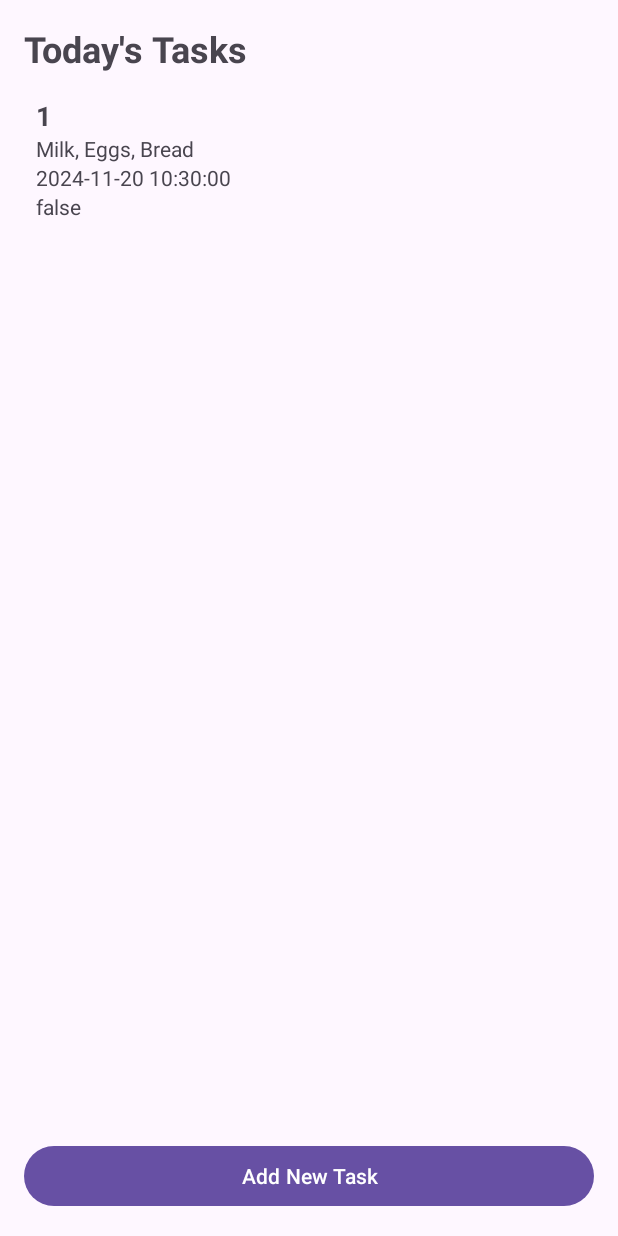
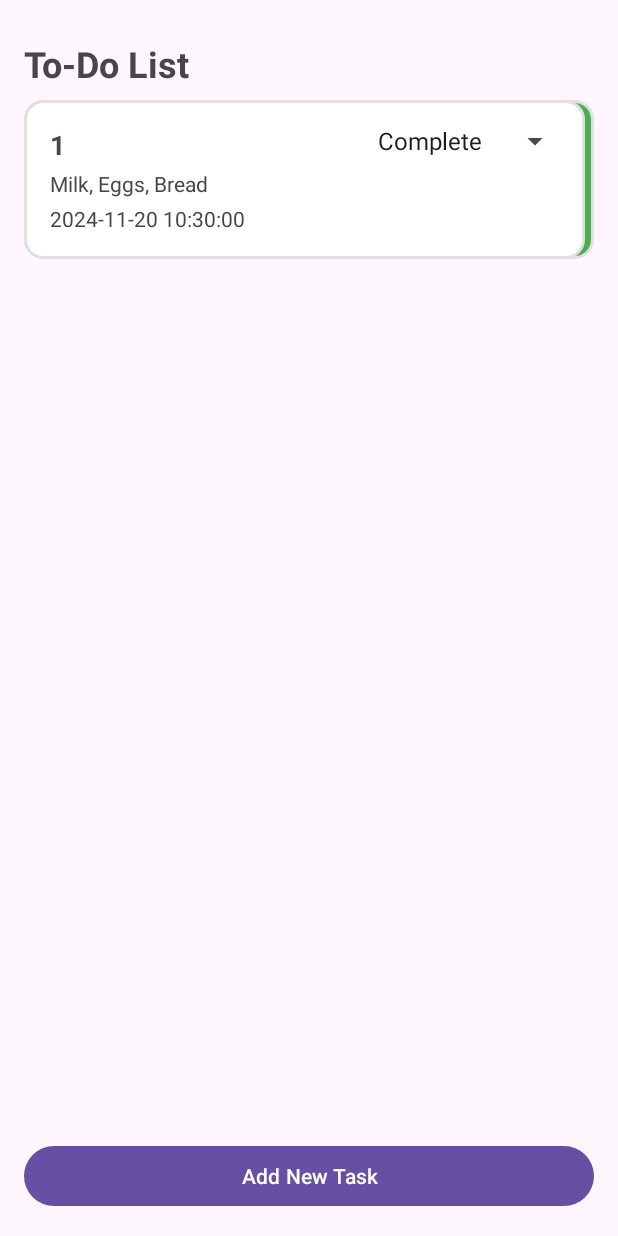
Before and after one commit to MySavEv/TodoList_Project_Group, an Android app: the screen it shows after launch (MainActivity), on a phone screen of 412 x 824 dp. Run offline under Robolectric (Android 15) with nearby library versions, the phone set to English and light mode, and no system bars.

Commit message:
alot of change

```diff
--- a/app/src/main/java/com/example/todolist_project_group/MainActivity.java
+++ b/app/src/main/java/com/example/todolist_project_group/MainActivity.java
@@ -6,12 +6,15 @@ import android.view.View;
 import android.widget.Button;
 
 import androidx.activity.EdgeToEdge;
+import androidx.annotation.NonNull;
 import androidx.annotation.Nullable;
+import androidx.appcompat.app.AlertDialog;
 import androidx.appcompat.app.AppCompatActivity;
 import androidx.core.graphics.Insets;
 import androidx.core.view.ViewCompat;
 import androidx.core.view.WindowInsetsCompat;
 
+import androidx.recyclerview.widget.ItemTouchHelper;
 import androidx.recyclerview.widget.LinearLayoutManager;
 import androidx.recyclerview.widget.RecyclerView;
 
@@ -40,7 +43,6 @@ public class MainActivity extends AppCompatActivity {
 
         taskList = new ArrayList<>();
         taskAdapter = new TaskAdapter(taskList);
-
         recyclerViewTasks.setAdapter(taskAdapter);
 
         // Sample data
@@ -58,6 +60,34 @@ public class MainActivity extends AppCompatActivity {
                 startActivity(intent);
             }
         });
+
+        ItemTouchHelper.SimpleCallback itemTouchHelperCallback = new ItemTouchHelper.SimpleCallback(0, ItemTouchHelper.LEFT) {
+            @Override
+            public boolean onMove(@NonNull RecyclerView recyclerView, @NonNull RecyclerView.ViewHolder viewHolder, @NonNull RecyclerView.ViewHolder target) {
+                return false; // No movement allowed
+            }
+
+            @Override
+            public void onSwiped(@NonNull RecyclerView.ViewHolder viewHolder, int direction) {
+                int position = viewHolder.getAdapterPosition();
+
+                //Alert ask use for delete task
+                new AlertDialog.Builder(MainActivity.this)
+                        .setMessage("Are you sure you want to delete this task?")
+                        .setPositiveButton("Yes", (dialog, which) -> {
+                            // Proceed with deletion
+                            taskAdapter.removeItem(position);
+                        })
+                        .setNegativeButton("No", (dialog, which) -> {
+                            // Undo the swipe (reverting the swipe action)
+                            taskAdapter.notifyItemChanged(position);
+                        })
+                        .show();
+            }
+        };
+
+        ItemTouchHelper itemTouchHelper = new ItemTouchHelper(itemTouchHelperCallback);
+        itemTouchHelper.attachToRecyclerView(recyclerViewTasks);
     }
 
     @Override
@@ -69,7 +99,7 @@ public class MainActivity extends AppCompatActivity {
             String description = data.getStringExtra("TASK_DESCRIPTION");
 
             // Add the new task to the list and update the adapter
-            taskList.add(new Task(title, description,new Date(),false));
+            taskList.add(new Task(title, description,new Date(),0));
             taskAdapter.notifyDataSetChanged();
         }
     }
--- a/app/src/main/java/com/example/todolist_project_group/Task.java
+++ b/app/src/main/java/com/example/todolist_project_group/Task.java
@@ -13,16 +13,16 @@ public class Task {
     private String title;
     private String description;
     private String date;
-    private boolean status;
+    private int status;
 
-    public Task(String title, String description, Date date, boolean status) {
+    public Task(String title, String description, Date date, int status) {
         this.title = title;
         this.description = description;
         this.date = dateFormat.format(date);
         this.status = status;
     }
 
-    public Task(String title, String description, String date, boolean status) {
+    public Task(String title, String description, String date, int status) {
         this.title = title;
         this.description = description;
         this.date = date;
@@ -41,7 +41,7 @@ public class Task {
         return date;
     }
 
-    public boolean isStatus() {
+    public int getStatus() {
         return status;
     }
 }
--- a/app/src/main/java/com/example/todolist_project_group/TaskAdapter.java
+++ b/app/src/main/java/com/example/todolist_project_group/TaskAdapter.java
@@ -1,8 +1,11 @@
 package com.example.todolist_project_group;// TaskAdapter.java
 
+import android.content.Context;
 import android.view.LayoutInflater;
 import android.view.View;
 import android.view.ViewGroup;
+import android.widget.ArrayAdapter;
+import android.widget.Spinner;
 import android.widget.TextView;
 import androidx.annotation.NonNull;
 import androidx.recyclerview.widget.RecyclerView;
@@ -27,10 +30,33 @@ public class TaskAdapter extends RecyclerView.Adapter<TaskAdapter.TaskViewHolder
     @Override
     public void onBindViewHolder(@NonNull TaskViewHolder holder, int position) {
         Task task = tasks.get(position);
+
+        ArrayAdapter<CharSequence> adapter = ArrayAdapter.createFromResource(
+                holder.itemView.getContext(),
+                R.array.planets_array,
+                android.R.layout.simple_spinner_item
+        );
+
+        adapter.setDropDownViewResource(android.R.layout.simple_spinner_dropdown_item);
+
+
         holder.titleTextView.setText(task.getTitle());
         holder.descriptionTextView.setText(task.getDescription());
         holder.textDate.setText(task.getDate());
-        holder.textStatus.setText(String.valueOf(task.isStatus()));
+        holder.textStatus.setAdapter(adapter);
+
+        switch (task.getStatus()){
+            case 0:
+                holder.textStatus.setSelection(0);
+                holder.itemView.setBackgroundResource(R.drawable.notyet_background);
+            case 1:
+                holder.textStatus.setSelection(1);
+                holder.itemView.setBackgroundResource(R.drawable.inprocess_background);
+            case 2:
+                holder.textStatus.setSelection(2);
+                holder.itemView.setBackgroundResource(R.drawable.complete_background);
+        }
+
     }
 
     @Override
@@ -38,11 +64,16 @@ public class TaskAdapter extends RecyclerView.Adapter<TaskAdapter.TaskViewHolder
         return tasks.size();
     }
 
+    public void removeItem(int position) {
+        tasks.remove(position);
+        notifyItemRemoved(position);
+    }
+
     static class TaskViewHolder extends RecyclerView.ViewHolder {
         TextView titleTextView;
         TextView descriptionTextView;
         TextView textDate;
-        TextView textStatus;
+        Spinner textStatus;
 
 
         TaskViewHolder(View view) {
@@ -50,7 +81,8 @@ public class TaskAdapter extends RecyclerView.Adapter<TaskAdapter.TaskViewHolder
             titleTextView = view.findViewById(R.id.textTaskTitle);
             descriptionTextView = view.findViewById(R.id.textTaskDescription);
             textDate = view.findViewById(R.id.textDate);
-            textStatus = view.findViewById(R.id.textStatus);
+            textStatus = (Spinner)view.findViewById(R.id.textStatus);
+
         }
     }
 }
--- a/app/src/main/java/com/example/todolist_project_group/TaskRepository.java
+++ b/app/src/main/java/com/example/todolist_project_group/TaskRepository.java
@@ -42,7 +42,7 @@ public class TaskRepository {
 
         if (cursor.moveToFirst()) {
             do {
-                Task t = new Task(cursor.getString(1),cursor.getString(2),cursor.getString(3),Boolean.parseBoolean(cursor.getString(4)));
+                Task t = new Task(cursor.getString(1),cursor.getString(2),cursor.getString(3),cursor.getInt(4));
                 tasks.add(t); // เพิ่ม title ลง List
 
             } while (cursor.moveToNext());
--- /dev/null
+++ b/app/src/main/res/drawable/complete_background.xml
@@ -0,0 +1,24 @@
+<?xml version="1.0" encoding="utf-8"?>
+<layer-list xmlns:android="http://schemas.android.com/apk/res/android">
+    <item>
+        <shape>
+            <solid android:color="@color/complete" />
+            <corners android:radius="12dp" />
+            <stroke android:width="2dp" android:color="#E0E0E0" />
+
+
+        </shape>
+    </item>
+    <item
+        android:right="6dp"
+        >
+        <shape android:shape="rectangle">
+            <solid android:color="#FFFFFF"/>
+            <corners android:radius="12dp" />
+            <stroke
+                android:width="2dp"
+                android:color="#E0E0E0" />
+        </shape>
+
+    </item>
+</layer-list>
--- /dev/null
+++ b/app/src/main/res/drawable/inprocess_background.xml
@@ -0,0 +1,24 @@
+<?xml version="1.0" encoding="utf-8"?>
+<layer-list xmlns:android="http://schemas.android.com/apk/res/android">
+    <item>
+        <shape >
+            <solid android:color="@color/inprocess" />
+            <corners android:radius="12dp" />
+            <stroke android:width="2dp" android:color="#E0E0E0" />
+
+
+        </shape>
+    </item>
+    <item
+        android:right="6dp"
+        >
+        <shape android:shape="rectangle">
+            <solid android:color="#FFFFFF"/>
+            <corners android:radius="12dp" />
+            <stroke
+                android:width="2dp"
+                android:color="#E0E0E0" />
+        </shape>
+
+    </item>
+</layer-list>
--- /dev/null
+++ b/app/src/main/res/drawable/notyet_background.xml
@@ -0,0 +1,24 @@
+<?xml version="1.0" encoding="utf-8"?>
+<layer-list xmlns:android="http://schemas.android.com/apk/res/android">
+    <item>
+        <shape>
+            <solid android:color="@color/notyet" />
+            <corners android:radius="12dp" />
+            <stroke android:width="2dp" android:color="#E0E0E0" />
+
+
+        </shape>
+    </item>
+    <item
+        android:right="6dp"
+        >
+        <shape android:shape="rectangle">
+            <solid android:color="#FFFFFF"/>
+            <corners android:radius="12dp" />
+            <stroke
+                android:width="2dp"
+                android:color="#E0E0E0" />
+        </shape>
+
+    </item>
+</layer-list>
--- a/app/src/main/res/layout/activity_main.xml
+++ b/app/src/main/res/layout/activity_main.xml
@@ -10,9 +10,10 @@
     <TextView
         android:layout_width="wrap_content"
         android:layout_height="wrap_content"
-        android:text="Today's Tasks"
+        android:text="@string/title"
         android:textSize="24sp"
         android:textStyle="bold"
+        android:layout_marginTop="10dp"
         android:paddingBottom="8dp"/>
 
     <!-- RecyclerView for Task List -->
--- a/app/src/main/res/layout/item_task.xml
+++ b/app/src/main/res/layout/item_task.xml
@@ -3,36 +3,54 @@
 <LinearLayout xmlns:android="http://schemas.android.com/apk/res/android"
     android:layout_width="match_parent"
     android:layout_height="wrap_content"
-    android:orientation="vertical"
-    android:padding="8dp"
-    android:background="?attr/selectableItemBackground">
+    android:orientation="horizontal"
+    android:padding="15dp"
+    android:layout_marginBottom="10dp"
+    android:background="@drawable/notyet_background"
+    >
+
+    <!-- กล่องซ้ายสำหรับ Title และ Description -->
+    <LinearLayout
+        android:layout_width="0dp"
+        android:layout_height="wrap_content"
+        android:layout_weight="1"
+        android:orientation="vertical">
 
         <TextView
             android:id="@+id/textTaskTitle"
             android:layout_width="wrap_content"
             android:layout_height="wrap_content"
             android:text="Task Title"
+            android:padding="2dp"
             android:textSize="18sp"
-        android:textStyle="bold"/>
+            android:textStyle="bold" />
 
         <TextView
             android:id="@+id/textTaskDescription"
             android:layout_width="wrap_content"
             android:layout_height="wrap_content"
-        android:text="Task Description"
-        android:textSize="14sp"/>
+            android:text="Description 1"
+            android:padding="2dp"
+            android:textSize="14sp" />
 
         <TextView
             android:id="@+id/textDate"
             android:layout_width="wrap_content"
             android:layout_height="wrap_content"
-        android:text="Task Description"
+            android:text="Task date"
+            android:padding="2dp"
             android:textSize="14sp"/>
 
-    <TextView
+
+    </LinearLayout>
+
+    <!-- Status -->
+    <Spinner
         android:id="@+id/textStatus"
         android:layout_width="wrap_content"
         android:layout_height="wrap_content"
-        android:text="Task Description"
-        android:textSize="14sp"/>
+        android:paddingHorizontal="2dp"
+        android:spinnerMode="dropdown" />
+
+
 </LinearLayout>
--- a/app/src/main/res/values/colors.xml
+++ b/app/src/main/res/values/colors.xml
@@ -2,4 +2,7 @@
 <resources>
     <color name="black">#FF000000</color>
     <color name="white">#FFFFFFFF</color>
+    <color name="notyet">#B0BEC5</color>
+    <color name="inprocess">#FF9800</color>
+    <color name="complete">#4CAF50</color>
 </resources>
--- a/app/src/main/res/values/strings.xml
+++ b/app/src/main/res/values/strings.xml
@@ -1,3 +1,9 @@
 <resources>
     <string name="app_name">TodoList_Project_Group</string>
+    <string name="title">To-Do List</string>
+    <string-array name="planets_array">
+        <item>Not Yey</item>
+        <item>in Process</item>
+        <item>Complete</item>
+    </string-array>
 </resources>
```
Lines whose indentation alone changed are shown as unchanged.
